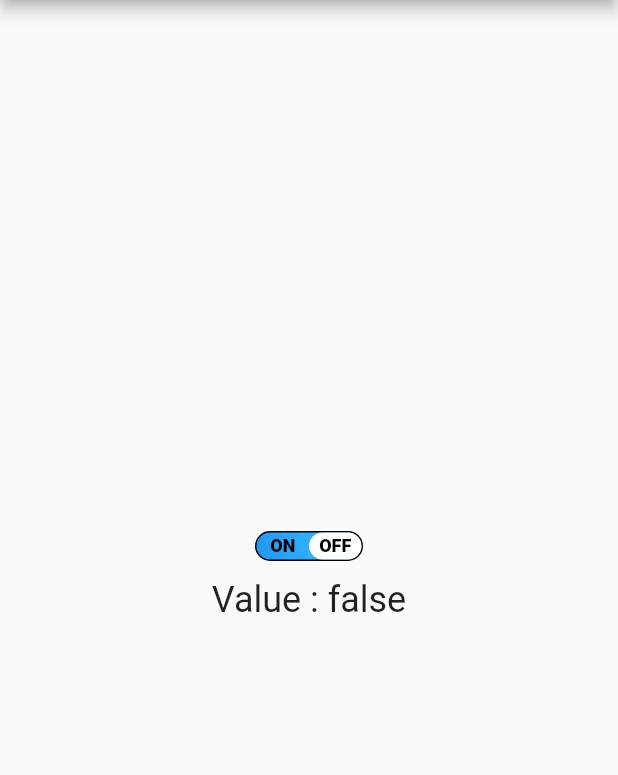
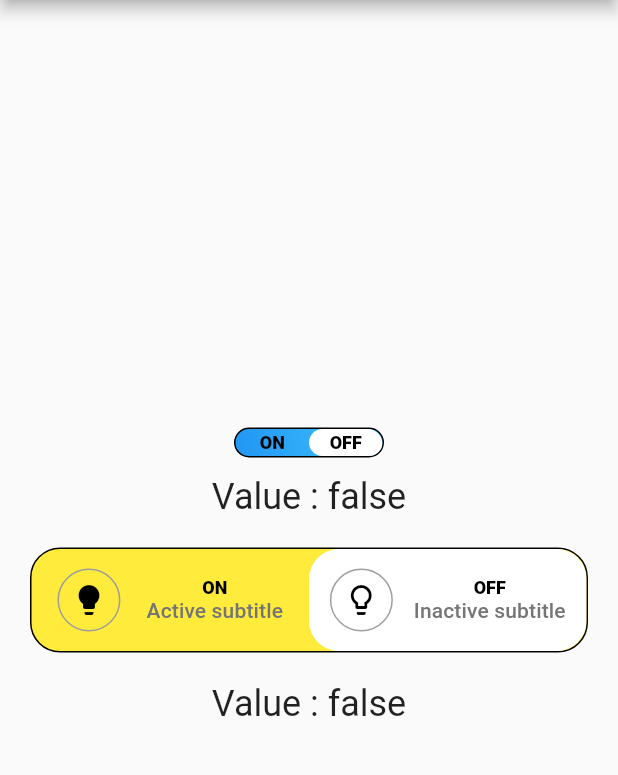
Before and after one commit to narayanansampath/text_switch, a Flutter app: the screen it shows after launch, on a phone screen of 412 x 824 dp, the part 84-859 px from its top. Run offline on Flutter 3.47's test engine with Material 2 defaults, Android fonts, the phone set to English and light mode, and no system bars.

Commit message:
Added activeSubtitleTetx and inactiveSubtitleText Added leadingActiveWidget and leadingInactiveWidget Added custom height

```diff
--- a/example/lib/main.dart
+++ b/example/lib/main.dart
@@ -29,6 +29,7 @@ class HomeScreen extends StatefulWidget {
 class _HomeScreenState extends State<HomeScreen> {
 
   bool isActive = false;
+  bool isIconSwitchActive = false;
 
   @override
   Widget build(BuildContext context) {
@@ -40,7 +41,9 @@ class _HomeScreenState extends State<HomeScreen> {
         child: Column(
           mainAxisAlignment: MainAxisAlignment.center,
           children: <Widget>[
-            TextSwitch(
+            Container(
+              width: 100,
+              child: TextSwitch(
                 activeText: 'ON',
                 inactiveText: 'OFF',
                 value: isActive,
@@ -59,8 +62,32 @@ class _HomeScreenState extends State<HomeScreen> {
                   end: Alignment.topRight,
                 ),
               ),
+            ),
             SizedBox(height: 12.0),
-            Text('Value : $isActive', style: TextStyle(fontSize: 24.0))
+            Text('Value : $isActive', style: TextStyle(fontSize: 24.0)),
+            Container(
+              width: double.infinity,
+              margin: EdgeInsets.all(20),
+              child: TextSwitch(
+                activeText: 'ON',
+                inactiveText: 'OFF',
+                value: isIconSwitchActive,
+                onChanged: (val) {
+                  print('Value: $val');
+                  setState(() => isIconSwitchActive = val);
+                },
+                leadingActiveWidget: Icon(Icons.lightbulb, color: Colors.black),
+                leadingInactiveWidget: Icon(Icons.lightbulb_outline, color: Colors.black),
+                height: 70,
+                activeTextSubtitle: 'Active subtitle',
+                inActiveTextSubtitle: 'Inactive subtitle',
+                activeColor: Colors.white,
+                borderColor: Colors.black,
+                // you can either pass inactiveColor or gradient for inactive text
+                inactiveColor: Colors.yellow,
+              ),
+            ),
+            Text('Value : $isIconSwitchActive', style: TextStyle(fontSize: 24.0)),
           ],
         ),
       ),
--- a/lib/text_switch.dart
+++ b/lib/text_switch.dart
@@ -4,25 +4,35 @@ import 'package:flutter/material.dart';
 
 class TextSwitch extends StatefulWidget {
   final bool value;
-  final ValueChanged<bool> onChanged;
+  final ValueChanged<bool>? onChanged;
   final Color activeColor;
   final Color inactiveColor;
   final String activeText;
   final String inactiveText;
   final Color textColor;
-  final Gradient gradient;
+  final Gradient? gradient;
   final Color borderColor;
+  final String? activeTextSubtitle;
+  final String? inActiveTextSubtitle;
+  final Widget? leadingActiveWidget;
+  final Widget? leadingInactiveWidget;
+  final double? height;
 
   const TextSwitch(
-      {Key key,
-      this.value,
+      {Key? key,
+      required this.value,
       this.onChanged,
       this.activeColor = Colors.white,
       this.inactiveColor = Colors.grey,
       this.activeText = 'On',
       this.inactiveText = 'Off',
       this.gradient,
+      this.activeTextSubtitle,
+      this.inActiveTextSubtitle,
+      this.leadingActiveWidget,
+      this.leadingInactiveWidget,
       this.borderColor = Colors.white,
+      this.height = 20,
       this.textColor = Colors.black})
       : super(key: key);
 
@@ -32,8 +42,8 @@ class TextSwitch extends StatefulWidget {
 
 class _TextSwitchState extends State<TextSwitch>
     with SingleTickerProviderStateMixin {
-  AnimationController _animationController;
-  bool value;
+  late AnimationController _animationController;
+  late bool value;
 
   @override
   void initState() {
@@ -54,15 +64,13 @@ class _TextSwitchState extends State<TextSwitch>
       animation: _animationController,
       builder: (context, child) {
         return GestureDetector(
-          onTap: () {
-            performAnimation();
-          },
+          onTap: performAnimation,
           onHorizontalDragEnd: (update) {
             performAnimation();
           },
           child: Container(
-            width: 72.0,
-            height: 20.0,
+            width: double.infinity,
+            height: widget.height,
             decoration: BoxDecoration(
                 borderRadius: BorderRadius.circular(20.0),
                 color: widget.inactiveColor,
@@ -71,14 +79,35 @@ class _TextSwitchState extends State<TextSwitch>
             child: Row(
               mainAxisAlignment: MainAxisAlignment.spaceBetween,
               children: <Widget>[
-                Container(
-                  width: 35.0,
-                  height: 20.0,
+                Expanded(
+                  child: ClipRRect(
+                    borderRadius: const BorderRadius.only(
+                      topLeft: Radius.circular(10),
+                    ),
+                    child: Container(
+                      height: widget.height,
                       alignment: Alignment.center,
                       decoration: BoxDecoration(
                           borderRadius: BorderRadius.circular(20),
                           color: value ? widget.activeColor : Colors.transparent),
-                  child: Text(
+                      child: Row(
+                        mainAxisAlignment: MainAxisAlignment.spaceEvenly,
+                        children: [
+                          if(widget.leadingActiveWidget != null)
+                          Container(
+                            decoration: BoxDecoration(
+                              shape: BoxShape.circle,
+                              border: Border.all(color: Colors.grey.shade500),
+                            ),
+                            child: CircleAvatar(
+                                backgroundColor: Colors.transparent,
+                                child: widget.leadingActiveWidget!
+                            ),
+                          ),
+                          Column(
+                            mainAxisAlignment: MainAxisAlignment.center,
+                            children: [
+                              Text(
                                 widget.activeText,
                                 textAlign: TextAlign.center,
                                 style: TextStyle(
@@ -86,20 +115,72 @@ class _TextSwitchState extends State<TextSwitch>
                                     fontWeight: FontWeight.w900,
                                     fontSize: 12.0),
                               ),
+                              if(widget.activeTextSubtitle != null)
+                                Text(widget.activeTextSubtitle!,
+                                    textAlign: TextAlign.center,
+                                    style: Theme.of(context)
+                                        .textTheme
+                                        .subtitle2!
+                                        .copyWith(
+                                      color: Colors.grey.shade600,
+                                    )),
+                            ],
                           ),
-                Container(
-                  width: 35.0,
-                  height: 20.0,
+                        ],
+                      ),
+                    ),
+                  ),
+                ),
+                Flexible(
+                  child: ClipRRect(
+                    borderRadius: BorderRadius.only(
+                      topRight: Radius.circular(10),
+                    ),
+                    child: Container(
+                      height: widget.height,
                       alignment: Alignment.center,
                       decoration: BoxDecoration(
                           borderRadius: BorderRadius.circular(20),
                           color: value ? Colors.transparent : widget.activeColor),
-                  child: Text(widget.inactiveText,
+                      child: Row(
+                        mainAxisAlignment: MainAxisAlignment.spaceEvenly,
+                        children: [
+                          if(widget.leadingActiveWidget != null)
+                          Container(
+                            decoration: BoxDecoration(
+                              shape: BoxShape.circle,
+                              border: Border.all(color: Colors.grey.shade500),
+                            ),
+                            child: CircleAvatar(
+                                backgroundColor: Colors.transparent,
+                                child: widget.leadingInactiveWidget!
+                            ),
+                          ),
+                          Column(
+                            mainAxisAlignment: MainAxisAlignment.center,
+                            children: [
+                              Text(widget.inactiveText,
                                   textAlign: TextAlign.center,
                                   style: TextStyle(
                                       color: widget.textColor,
                                       fontWeight: FontWeight.w900,
                                       fontSize: 12.0)),
+                    if(widget.inActiveTextSubtitle != null)
+                Text(widget.inActiveTextSubtitle!,
+                    textAlign: TextAlign.center,
+                    style: Theme.of(context)
+                        .textTheme
+                        .subtitle2!
+                        .copyWith(
+                      color: Colors.grey.shade600,
+                    )),
+
+                            ],
+                          ),
+                        ],
+                      ),
+                    ),
+                  ),
                 ),
               ],
             ),
@@ -116,6 +197,9 @@ class _TextSwitchState extends State<TextSwitch>
       _animationController.forward();
     }
     setState(() => value = !value);
-    widget.value == false ? widget.onChanged(true) : widget.onChanged(false);
+    final ValueChanged<bool>? onChanged = widget.onChanged;
+    if (onChanged != null) {
+      widget.value == false ? onChanged(true) : onChanged(false);
     }
   }
+}
--- a/pubspec.yaml
+++ b/pubspec.yaml
@@ -1,10 +1,10 @@
 name: text_switch
 description: A Flutter package for awesome text switch.
-version: 0.0.1
+version: 0.0.2
 homepage: https://github.com/narayanansampath/text_switch
 
 environment:
-  sdk: ">=2.7.0 <3.0.0"
+  sdk: '>=2.12.0 <3.0.0'
   flutter: ">=1.17.0 <2.0.0"
 
 dependencies:
```
Also changed, not shown: example/pubspec.lock, pubspec.lock, 4 other files. Lines whose indentation alone changed are shown as unchanged.
